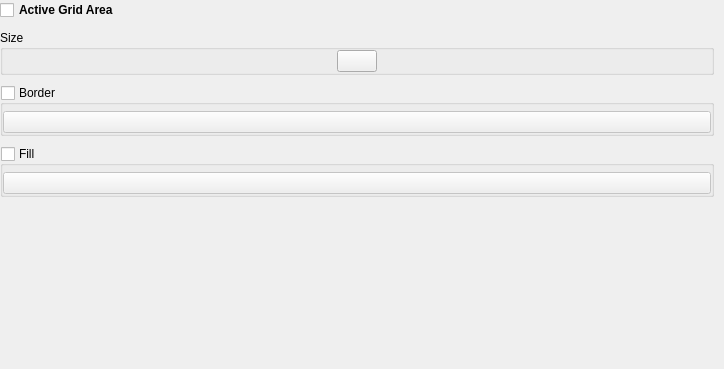
Above: src/airunner/widgets/active_grid_settings/templates/active_grid_settings.ui from Capsize-Games/airunner before the change. Below: the same form after it.
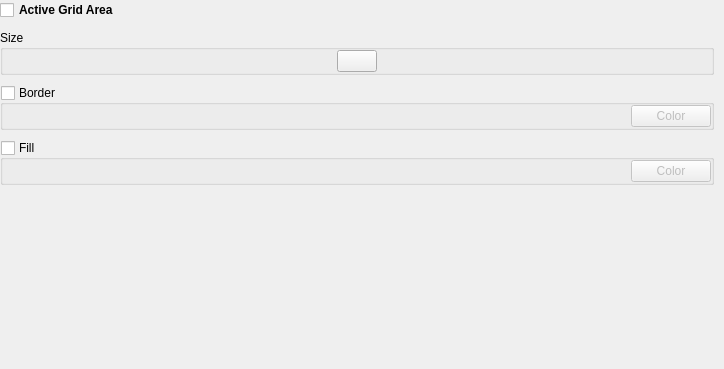
That is the form after the change. Icons and pictures are not drawn. Custom widgets are drawn as their Qt base class.

Commit message: Fix border / active grid color buttons

The edit to the form file:
```diff
--- a/src/airunner/widgets/active_grid_settings/templates/active_grid_settings.ui
+++ b/src/airunner/widgets/active_grid_settings/templates/active_grid_settings.ui
@@ -241,7 +241,7 @@
          <property name="checked">
           <bool>false</bool>
          </property>
-         <layout class="QGridLayout" name="gridLayout_4">
+         <layout class="QHBoxLayout" name="horizontalLayout_3">
           <property name="leftMargin">
            <number>0</number>
           </property>
@@ -254,7 +254,7 @@
           <property name="bottomMargin">
            <number>0</number>
           </property>
-          <item row="0" column="0">
+          <item>
            <widget class="SliderWidget" name="border_opacity_slider_widget" native="true">
             <property name="spinbox_single_step" stdset="0">
              <double>0.010000000000000</double>
@@ -294,10 +294,10 @@
             </property>
            </widget>
           </item>
-          <item row="1" column="0">
+          <item>
            <widget class="QPushButton" name="border_choose_color_button">
             <property name="sizePolicy">
-             <sizepolicy hsizetype="Minimum" vsizetype="Preferred">
+             <sizepolicy hsizetype="Fixed" vsizetype="Preferred">
               <horstretch>0</horstretch>
               <verstretch>0</verstretch>
              </sizepolicy>
@@ -306,7 +306,7 @@
              <cursorShape>PointingHandCursor</cursorShape>
             </property>
             <property name="text">
-             <string/>
+             <string>Color</string>
             </property>
            </widget>
           </item>
@@ -336,7 +336,7 @@
          <property name="checked">
           <bool>false</bool>
          </property>
-         <layout class="QGridLayout" name="gridLayout_5">
+         <layout class="QHBoxLayout" name="horizontalLayout_2">
           <property name="leftMargin">
            <number>0</number>
           </property>
@@ -349,7 +349,7 @@
           <property name="bottomMargin">
            <number>0</number>
           </property>
-          <item row="0" column="0">
+          <item>
            <widget class="SliderWidget" name="fill_opacity_slider_widget" native="true">
             <property name="spinbox_single_step" stdset="0">
              <double>0.010000000000000</double>
@@ -389,10 +389,10 @@
             </property>
            </widget>
           </item>
-          <item row="1" column="0">
+          <item>
            <widget class="QPushButton" name="fill_choose_color_button">
             <property name="sizePolicy">
-             <sizepolicy hsizetype="Minimum" vsizetype="Preferred">
+             <sizepolicy hsizetype="Fixed" vsizetype="Preferred">
               <horstretch>0</horstretch>
               <verstretch>0</verstretch>
              </sizepolicy>
@@ -401,7 +401,7 @@
              <cursorShape>PointingHandCursor</cursorShape>
             </property>
             <property name="text">
-             <string/>
+             <string>Color</string>
             </property>
            </widget>
           </item>
```
Left out of the diff: 32 changed lines with no effect on the pictures. The commit also changes 1 other file.
